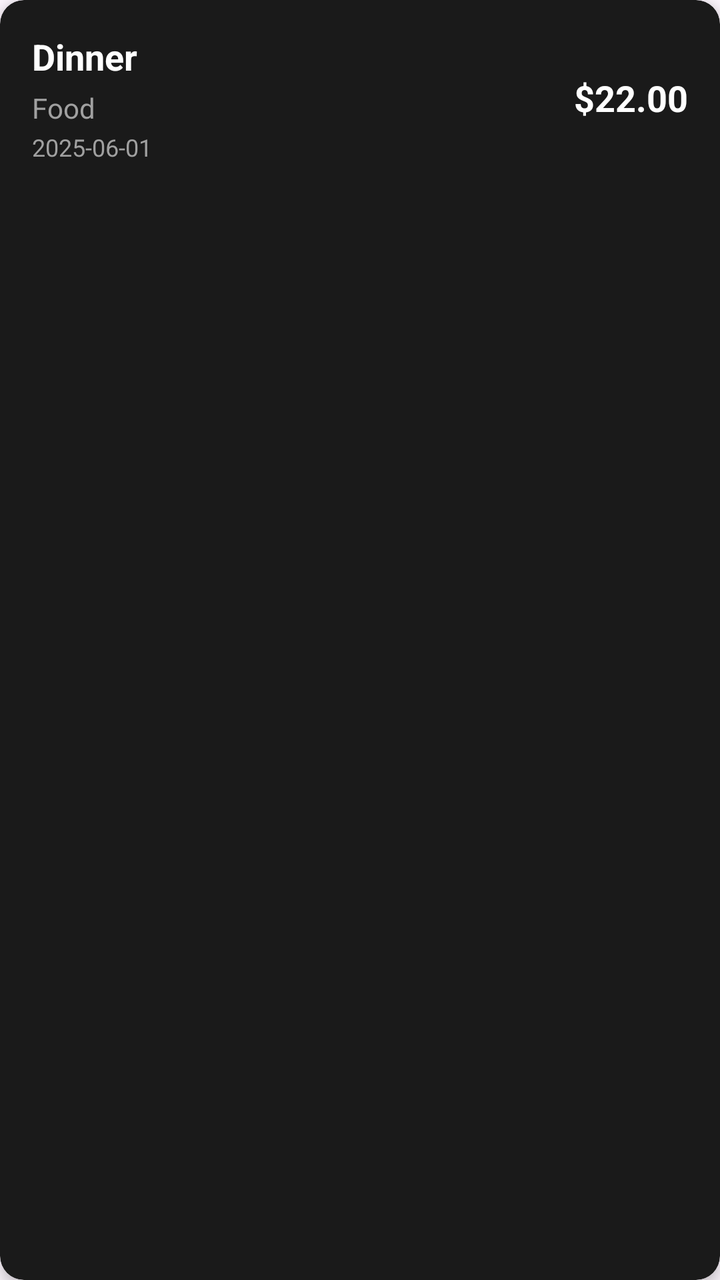
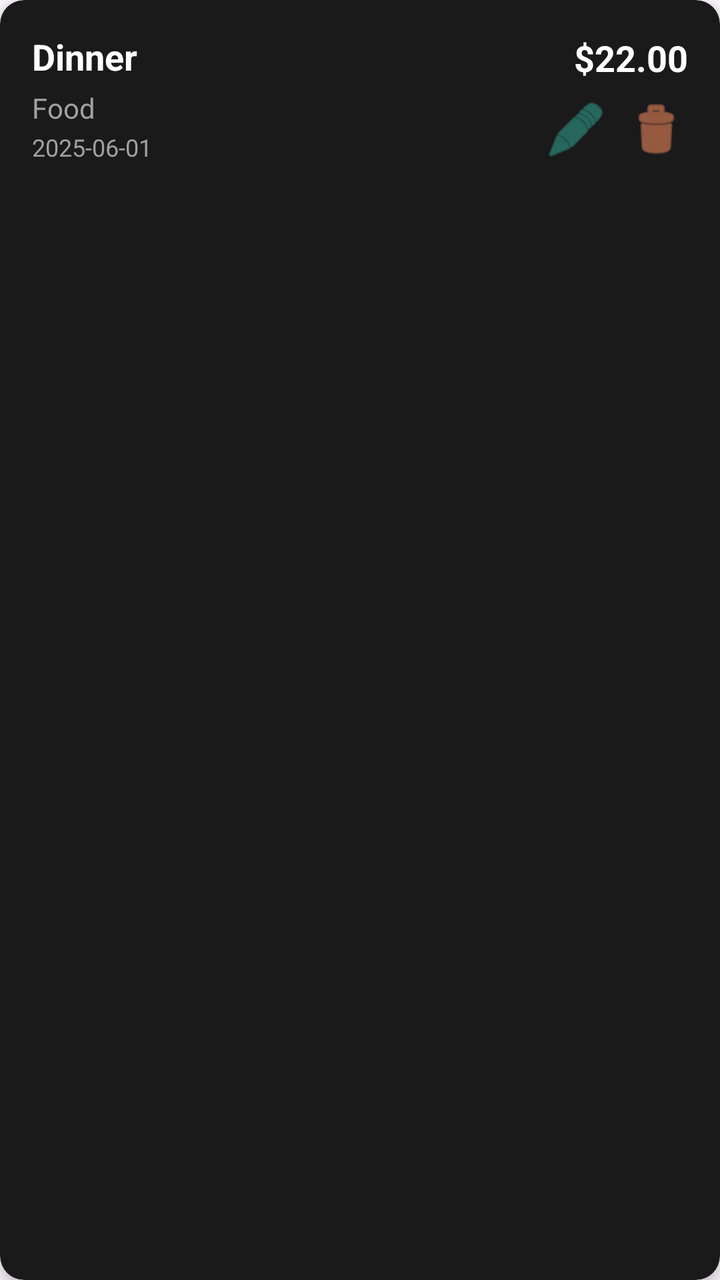

Compare the two renders of this Android layout. The source of the first and the diff that turns it into the second are given below.
<!-- AndroidManifest.xml: application theme Theme.Splitwise -->
<!-- res/layout/item_expense.xml -->
<?xml version="1.0" encoding="utf-8"?>
<androidx.cardview.widget.CardView xmlns:android="http://schemas.android.com/apk/res/android"
    xmlns:app="http://schemas.android.com/apk/res-auto"
    android:layout_width="match_parent"
    android:layout_height="wrap_content"
    android:layout_marginHorizontal="12dp"
    android:layout_marginVertical="6dp"
    app:cardBackgroundColor="@color/darkGrey"
    app:cardCornerRadius="12dp"
    app:cardElevation="4dp">

    <RelativeLayout
        android:layout_width="match_parent"
        android:layout_height="wrap_content"
        android:padding="16dp">

        <TextView
            android:id="@+id/txtExpenseTitle"
            android:layout_width="wrap_content"
            android:layout_height="wrap_content"
            android:textColor="@color/white"
            android:textSize="18sp"
            android:textStyle="bold"
            android:text="Dinner" />

        <TextView
            android:id="@+id/txtExpenseCategory"
            android:layout_width="wrap_content"
            android:layout_height="wrap_content"
            android:layout_below="@id/txtExpenseTitle"
            android:layout_marginTop="4dp"
            android:textColor="@color/grey"
            android:textSize="14sp"
            android:text="Food" />

        <TextView
            android:id="@+id/txtExpenseDate"
            android:layout_width="wrap_content"
            android:layout_height="wrap_content"
            android:layout_below="@id/txtExpenseCategory"
            android:layout_marginTop="2dp"
            android:textColor="@color/grey"
            android:textSize="12sp"
            android:text="2025-06-01" />

        <TextView
            android:id="@+id/txtExpenseAmount"
            android:layout_width="wrap_content"
            android:layout_height="wrap_content"
            android:layout_alignParentEnd="true"
            android:layout_centerVertical="true"
            android:textColor="@color/white"
            android:textSize="18sp"
            android:textStyle="bold"
            android:text="$22.00" />

    </RelativeLayout>
</androidx.cardview.widget.CardView>
<!-- resources referenced by this layout -->
<resources>
  <color name="darkGrey">#1A1A1A</color>
  <color name="grey">#A0A0A0</color>
  <color name="white">#FFFFFFFF</color>
  <style name="Theme.Splitwise" parent="Base.Theme.Splitwise" />
  <style name="Base.Theme.Splitwise" parent="Theme.Material3.DayNight.NoActionBar">
          <item name="colorPrimary">@color/darkGrey</item>
          <item name="colorOnPrimary">@color/white</item>
          <item name="android:statusBarColor">@color/black</item>
          <item name="android:navigationBarColor">@color/black</item>
          <item name="android:windowLightStatusBar">false</item>
          <item name="indicatorColor">@color/grey</item>
  
          <item name="android:spinnerStyle">@style/Widget.Splitwise.Spinner</item>
          <item name="textInputStyle">@style/Widget.Splitwise.TextInputLayout.OutlinedBox</item>
      </style>
  <color name="black">#FF000000</color>
  <style name="Widget.Splitwise.Spinner" parent="Widget.AppCompat.Spinner">
          <item name="android:popupBackground">@color/white</item>
      </style>
  <style name="Widget.Splitwise.TextInputLayout.OutlinedBox" parent="Widget.MaterialComponents.TextInputLayout.OutlinedBox">
          <item name="boxStrokeColor">@color/text_input_box_stroke</item>
          <item name="boxStrokeWidth">2dp</item>
          <item name="boxStrokeWidthFocused">2dp</item>
          <item name="hintTextColor">@color/darkGrey</item>
          <item name="android:textColorHint">@color/grey</item>
          <item name="endIconTint">@color/darkGrey</item>
          <item name="boxCornerRadiusTopStart">12dp</item>
          <item name="boxCornerRadiusTopEnd">12dp</item>
          <item name="boxCornerRadiusBottomStart">12dp</item>
          <item name="boxCornerRadiusBottomEnd">12dp</item>
      </style>
</resources>

<!-- the commit's change to res/layout/item_expense.xml (unified diff, before → after) -->
@@ -9,50 +9,85 @@
     app:cardCornerRadius="12dp"
     app:cardElevation="4dp">
 
-    <RelativeLayout
+    <LinearLayout
         android:layout_width="match_parent"
         android:layout_height="wrap_content"
+        android:orientation="horizontal"
         android:padding="16dp">
 
-        <TextView
-            android:id="@+id/txtExpenseTitle"
+        <LinearLayout
+            android:layout_width="0dp"
+            android:layout_height="wrap_content"
+            android:layout_weight="1"
+            android:orientation="vertical">
+
+            <TextView
+                android:id="@+id/txtExpenseTitle"
+                android:layout_width="wrap_content"
+                android:layout_height="wrap_content"
+                android:textColor="@color/white"
+                android:textSize="18sp"
+                android:textStyle="bold"
+                android:text="Dinner" />
+
+            <TextView
+                android:id="@+id/txtExpenseCategory"
+                android:layout_width="wrap_content"
+                android:layout_height="wrap_content"
+                android:layout_marginTop="4dp"
+                android:textColor="@color/grey"
+                android:textSize="14sp"
+                android:text="Food" />
+
+            <TextView
+                android:id="@+id/txtExpenseDate"
+                android:layout_width="wrap_content"
+                android:layout_height="wrap_content"
+                android:layout_marginTop="2dp"
+                android:textColor="@color/grey"
+                android:textSize="12sp"
+                android:text="2025-06-01" />
+        </LinearLayout>
+
+        <LinearLayout
             android:layout_width="wrap_content"
-            android:layout_height="wrap_content"
-            android:textColor="@color/white"
-            android:textSize="18sp"
-            android:textStyle="bold"
-            android:text="Dinner" />
+            android:layout_height="match_parent"
+            android:gravity="end|center_vertical"
+            android:orientation="vertical">
 
-        <TextView
-            android:id="@+id/txtExpenseCategory"
-            android:layout_width="wrap_content"
-            android:layout_height="wrap_content"
-            android:layout_below="@id/txtExpenseTitle"
-            android:layout_marginTop="4dp"
-            android:textColor="@color/grey"
-            android:textSize="14sp"
-            android:text="Food" />
+            <TextView
+                android:id="@+id/txtExpenseAmount"
+                android:layout_width="wrap_content"
+                android:layout_height="wrap_content"
+                android:textColor="@color/white"
+                android:textSize="18sp"
+                android:textStyle="bold"
+                android:text="$22.00" />
 
-        <TextView
-            android:id="@+id/txtExpenseDate"
-            android:layout_width="wrap_content"
-            android:layout_height="wrap_content"
-            android:layout_below="@id/txtExpenseCategory"
-            android:layout_marginTop="2dp"
-            android:textColor="@color/grey"
-            android:textSize="12sp"
-            android:text="2025-06-01" />
+            <LinearLayout
+                android:id="@+id/layoutActions"
+                android:layout_width="wrap_content"
+                android:layout_height="wrap_content"
+                android:layout_marginTop="8dp"
+                android:orientation="horizontal">
 
-        <TextView
-            android:id="@+id/txtExpenseAmount"
-            android:layout_width="wrap_content"
-            android:layout_height="wrap_content"
-            android:layout_alignParentEnd="true"
-            android:layout_centerVertical="true"
-            android:textColor="@color/white"
-            android:textSize="18sp"
-            android:textStyle="bold"
-            android:text="$22.00" />
+                <ImageButton
+                    android:id="@+id/btnEditExpense"
+                    android:layout_width="32dp"
+                    android:layout_height="32dp"
+                    android:background="?attr/selectableItemBackgroundBorderless"
+                    android:src="@android:drawable/ic_menu_edit"
+                    app:tint="@color/profile_primary_button" />
 
-    </RelativeLayout>
+                <ImageButton
+                    android:id="@+id/btnDeleteExpense"
+                    android:layout_width="32dp"
+                    android:layout_height="32dp"
+                    android:layout_marginStart="8dp"
+                    android:background="?attr/selectableItemBackgroundBorderless"
+                    android:src="@android:drawable/ic_menu_delete"
+                    app:tint="@color/profile_danger_button" />
+            </LinearLayout>
+        </LinearLayout>
+    </LinearLayout>
 </androidx.cardview.widget.CardView>
<!-- resource entries referenced after the edit -->
@@ -2,6 +2,8 @@
 <resources>
   <color name="darkGrey">#1A1A1A</color>
   <color name="grey">#A0A0A0</color>
+  <color name="profile_danger_button">#E8845A</color>
+  <color name="profile_primary_button">#2D9B8A</color>
   <color name="white">#FFFFFFFF</color>
   <style name="Theme.Splitwise" parent="Base.Theme.Splitwise" />
   <style name="Base.Theme.Splitwise" parent="Theme.Material3.DayNight.NoActionBar">
